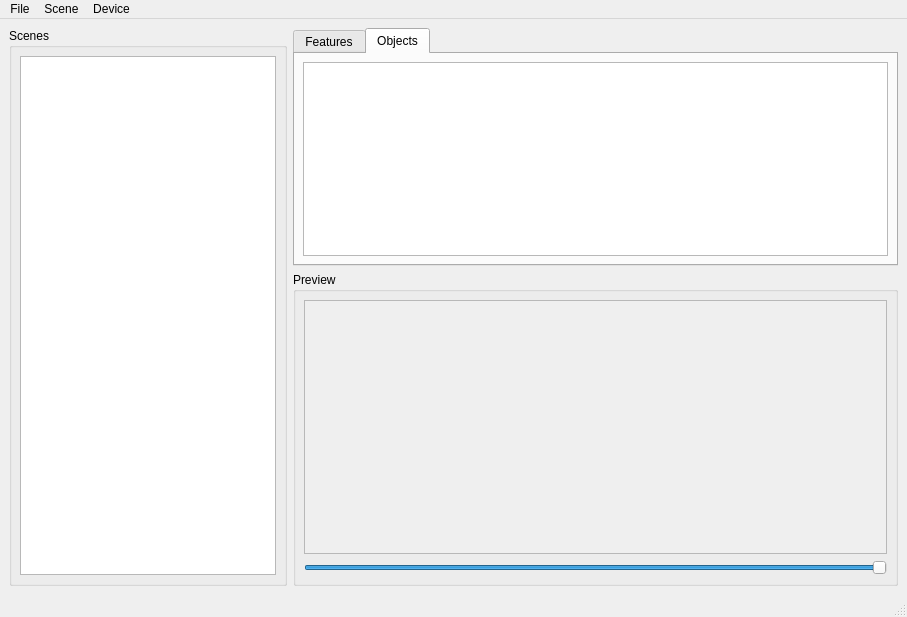
Old version of the form app/res/ui/main.ui in the repository HsOjo/AutomatorMaker.
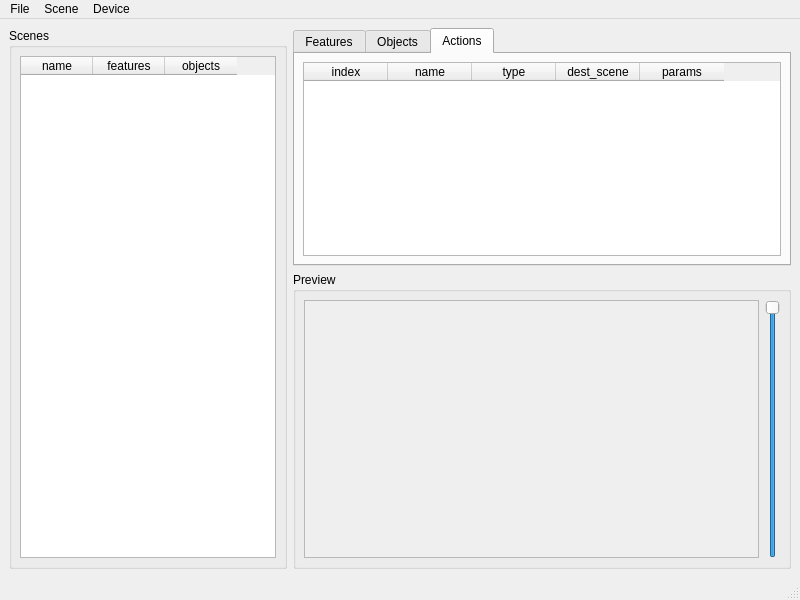
New version of the form.

The edit to the form file:
```diff
--- a/app/res/ui/main.ui
+++ b/app/res/ui/main.ui
@@ -6,8 +6,8 @@
    <rect>
     <x>0</x>
     <y>0</y>
-    <width>907</width>
-    <height>617</height>
+                <width>800</width>
+                <height>600</height>
    </rect>
   </property>
   <property name="windowTitle">
@@ -27,7 +27,7 @@
        </sizepolicy>
       </property>
       <property name="currentIndex">
-       <number>1</number>
+                            <number>2</number>
       </property>
       <widget class="QWidget" name="tab">
        <attribute name="title">
@@ -77,12 +77,115 @@
         </property>
         <item row="0" column="0">
          <widget class="QTableWidget" name="tableWidgetObjects">
+                                        <property name="sizePolicy">
+                                            <sizepolicy hsizetype="Expanding" vsizetype="Preferred">
+                                                <horstretch>0</horstretch>
+                                                <verstretch>0</verstretch>
+                                            </sizepolicy>
+                                        </property>
           <property name="editTriggers">
            <set>QAbstractItemView::NoEditTriggers</set>
           </property>
           <property name="selectionMode">
            <enum>QAbstractItemView::SingleSelection</enum>
           </property>
+                                        <property name="selectionBehavior">
+                                            <enum>QAbstractItemView::SelectRows</enum>
+                                        </property>
+                                        <attribute name="horizontalHeaderDefaultSectionSize">
+                                            <number>84</number>
+                                        </attribute>
+                                        <column>
+                                            <property name="text">
+                                                <string>index</string>
+                                            </property>
+                                        </column>
+                                        <column>
+                                            <property name="text">
+                                                <string>name</string>
+                                            </property>
+                                        </column>
+                                        <column>
+                                            <property name="text">
+                                                <string>rect</string>
+                                            </property>
+                                        </column>
+                                        <column>
+                                            <property name="text">
+                                                <string>type</string>
+                                            </property>
+                                        </column>
+                                        <column>
+                                            <property name="text">
+                                                <string>actions</string>
+                                            </property>
+                                        </column>
+                                    </widget>
+                                </item>
+                            </layout>
+                        </widget>
+                        <widget class="QWidget" name="tab_3">
+                            <attribute name="title">
+                                <string>Actions</string>
+                            </attribute>
+                            <layout class="QGridLayout" name="gridLayout_6">
+                                <property name="leftMargin">
+                                    <number>8</number>
+                                </property>
+                                <property name="topMargin">
+                                    <number>8</number>
+                                </property>
+                                <property name="rightMargin">
+                                    <number>8</number>
+                                </property>
+                                <property name="bottomMargin">
+                                    <number>8</number>
+                                </property>
+                                <item row="0" column="0">
+                                    <widget class="QTableWidget" name="tableWidgetActions">
+                                        <property name="sizePolicy">
+                                            <sizepolicy hsizetype="Expanding" vsizetype="Preferred">
+                                                <horstretch>0</horstretch>
+                                                <verstretch>0</verstretch>
+                                            </sizepolicy>
+                                        </property>
+                                        <property name="editTriggers">
+                                            <set>QAbstractItemView::NoEditTriggers</set>
+                                        </property>
+                                        <property name="selectionMode">
+                                            <enum>QAbstractItemView::SingleSelection</enum>
+                                        </property>
+                                        <property name="selectionBehavior">
+                                            <enum>QAbstractItemView::SelectRows</enum>
+                                        </property>
+                                        <attribute name="horizontalHeaderDefaultSectionSize">
+                                            <number>84</number>
+                                        </attribute>
+                                        <column>
+                                            <property name="text">
+                                                <string>index</string>
+                                            </property>
+                                        </column>
+                                        <column>
+                                            <property name="text">
+                                                <string>name</string>
+                                            </property>
+                                        </column>
+                                        <column>
+                                            <property name="text">
+                                                <string>type</string>
+                                            </property>
+                                        </column>
+                                        <column>
+                                            <property name="text">
+                                                <string>dest_scene</string>
+                                            </property>
+                                        </column>
+                                        <column>
+                                            <property name="text">
+                                                <string>params</string>
+                                            </property>
+                                        </column>
          </widget>
         </item>
        </layout>
@@ -123,8 +226,8 @@
            <rect>
             <x>0</x>
             <y>0</y>
-            <width>565</width>
-            <height>231</height>
+                                                <width>431</width>
+                                                <height>248</height>
            </rect>
           </property>
           <layout class="QGridLayout" name="gridLayout_Preview">
@@ -144,9 +247,7 @@
          </widget>
         </widget>
        </item>
-       <item row="1" column="0">
-        <layout class="QHBoxLayout" name="horizontalLayout">
-         <item>
+                            <item row="0" column="1">
           <widget class="QSlider" name="horizontalSliderScale">
            <property name="toolTip">
             <string>Scale</string>
@@ -161,11 +262,9 @@
             <number>100</number>
            </property>
            <property name="orientation">
-            <enum>Qt::Horizontal</enum>
-           </property>
-          </widget>
-         </item>
-        </layout>
+                                        <enum>Qt::Vertical</enum>
+                                    </property>
+                                </widget>
        </item>
       </layout>
      </widget>
@@ -196,6 +295,33 @@
            <verstretch>0</verstretch>
           </sizepolicy>
          </property>
+                                    <property name="editTriggers">
+                                        <set>QAbstractItemView::NoEditTriggers</set>
+                                    </property>
+                                    <property name="selectionMode">
+                                        <enum>QAbstractItemView::SingleSelection</enum>
+                                    </property>
+                                    <property name="selectionBehavior">
+                                        <enum>QAbstractItemView::SelectRows</enum>
+                                    </property>
+                                    <attribute name="horizontalHeaderDefaultSectionSize">
+                                        <number>72</number>
+                                    </attribute>
+                                    <column>
+                                        <property name="text">
+                                            <string>name</string>
+                                        </property>
+                                    </column>
+                                    <column>
+                                        <property name="text">
+                                            <string>features</string>
+                                        </property>
+                                    </column>
+                                    <column>
+                                        <property name="text">
+                                            <string>objects</string>
+                                        </property>
+                                    </column>
         </widget>
        </item>
       </layout>
@@ -208,7 +334,7 @@
     <rect>
      <x>0</x>
      <y>0</y>
-     <width>907</width>
+                    <width>800</width>
      <height>22</height>
     </rect>
    </property>
```
Left out of the diff: 54 changed lines with no effect on the pictures. Lines whose indentation alone changed are shown as unchanged.
